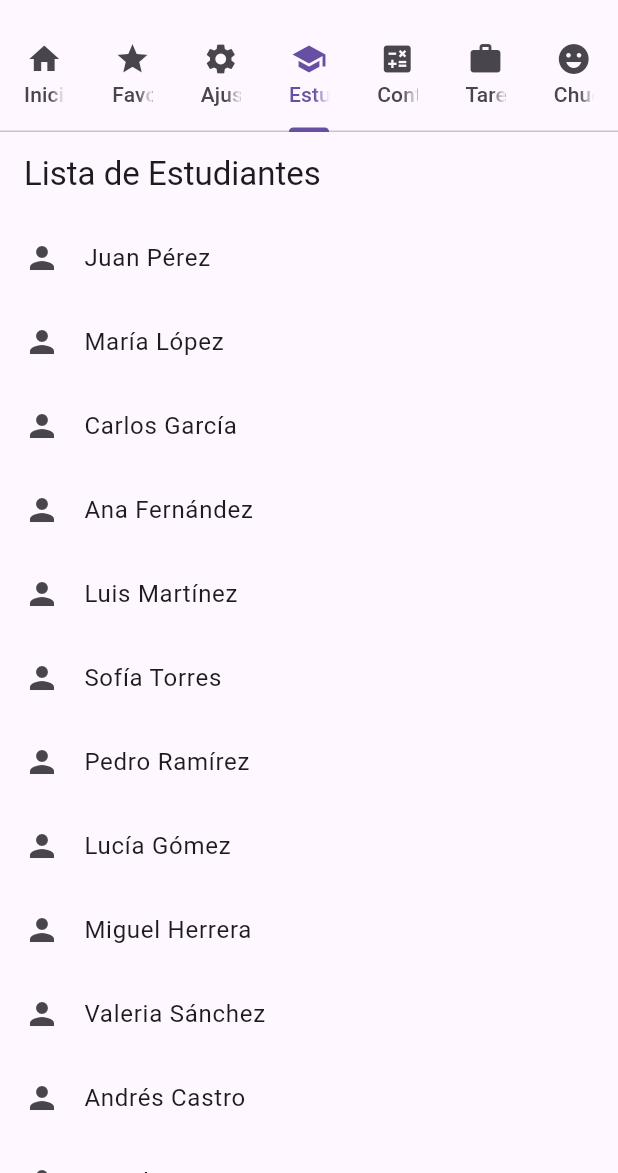
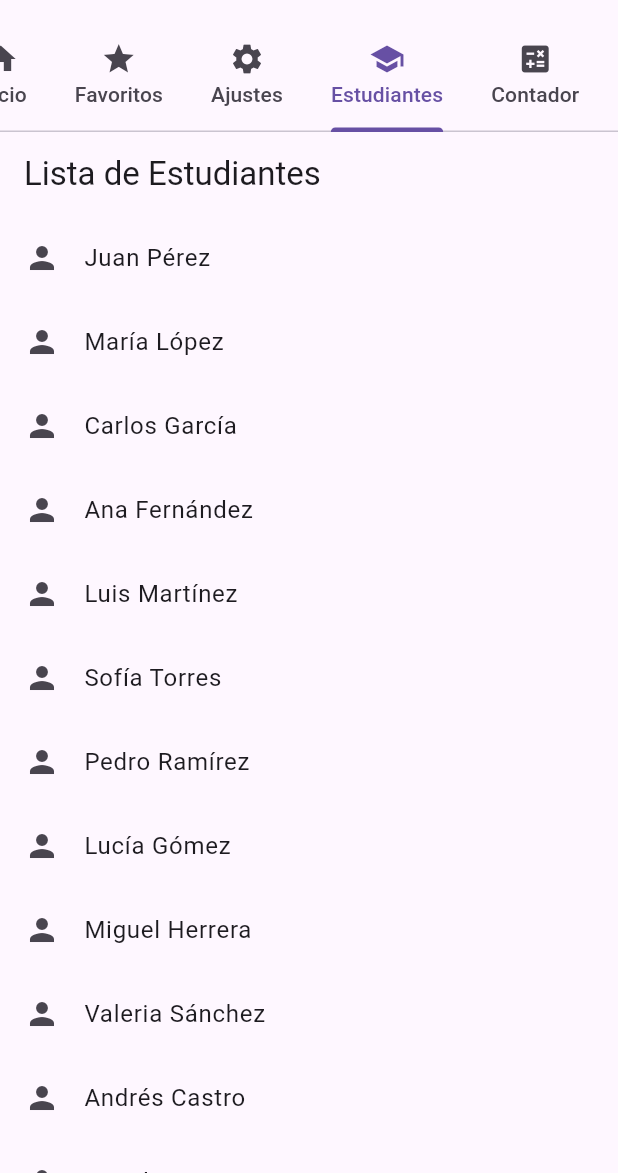
Before and after one commit to CamiloPabon/ciclo-de-vida-y-paso-de-parametros, a Flutter app: the screen it shows after launch, tab 4 chosen, on a phone screen of 412 x 824 dp, the part 63-1236 px from its top. Run offline on Flutter 3.47's test engine with Material 3 defaults, Android fonts, the phone set to English and light mode, and no system bars; our stand-ins replace flutter_dotenv, go_router.

Commit message:
funcionalidad tab bar escroleable

```diff
--- a/lib/chuknorrys/chuk_list_view.dart
+++ b/lib/chuknorrys/chuk_list_view.dart
@@ -18,7 +18,7 @@ class _ChucknorrisListViewState extends State<ChucknorrisListView> {
   @override
   void initState() {
     super.initState();
-    _futureChuckList = _chuckService.getMultipleChuckNorris(10);
+    _futureChuckList = _chuckService.getMultipleChuckNorris(100);
   }
 
   @override
--- a/lib/screens/home_screen.dart
+++ b/lib/screens/home_screen.dart
@@ -23,7 +23,10 @@ class BaseView extends StatelessWidget {
         child: Scaffold(
           appBar: AppBar(
             title: Text(title),
-            bottom: TabBar(tabs: tabs!),
+            bottom: TabBar(
+              isScrollable: true,
+              tabs: tabs!),
+
           ),
           body: TabBarView(children: children!),
         ),
```
